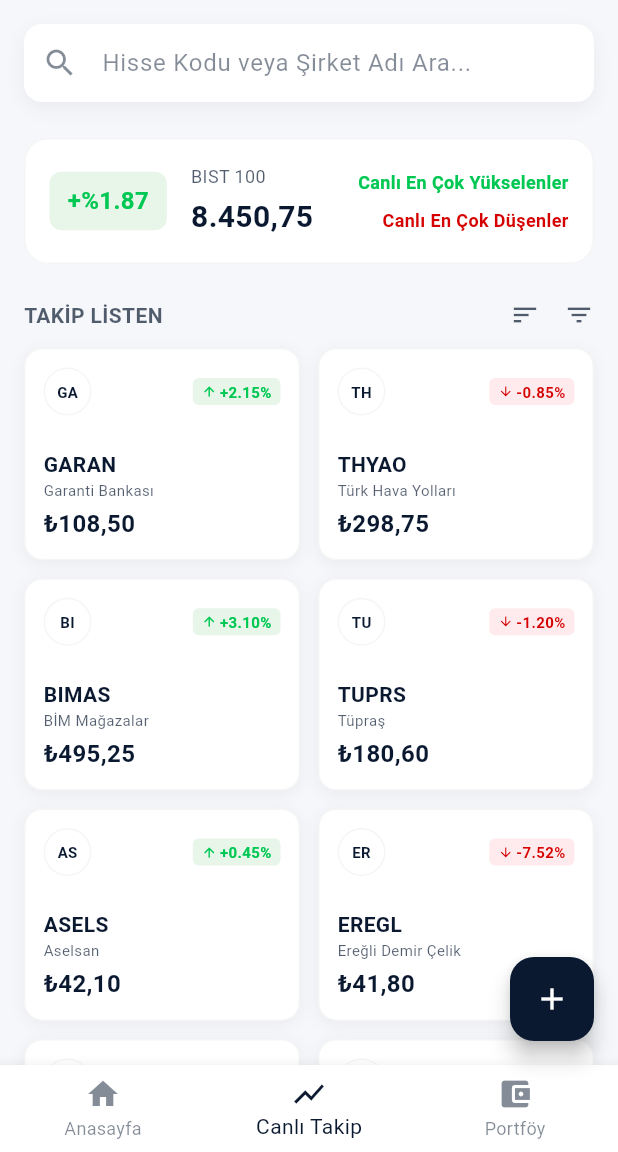
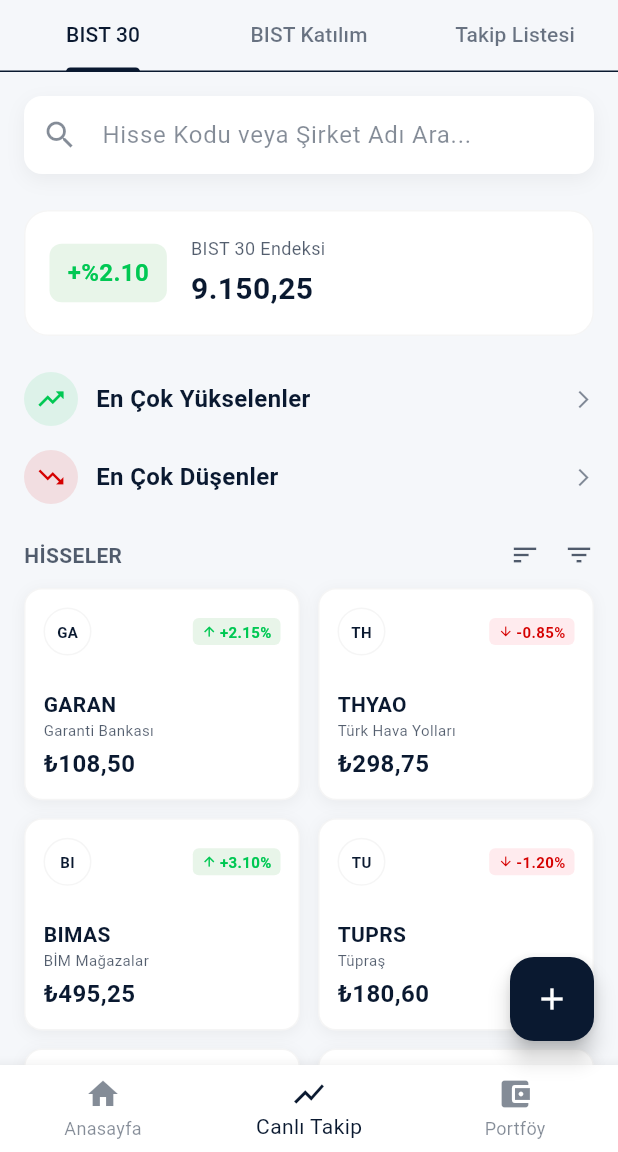
Before and after one commit to AbdullahDoolgun/MyInvest-app, a Flutter app: the screen it shows once a user with an empty profile is signed in, item 2 of the bottom bar chosen, on a phone screen of 412 x 824 dp, the part 84-1236 px from its top. Run offline on Flutter 3.47's test engine with Material 3 defaults, Android fonts, the phone set to English and light mode, and no system bars; our stand-ins replace bloc, equatable, flutter_bloc, supabase_flutter; accounts and stored records are empty; statements that could not run were skipped.

Commit message:
v0.5.5_canli_takip_ekran_düzeni

```diff
--- a/lib/blocs/stock/stock_bloc.dart
+++ b/lib/blocs/stock/stock_bloc.dart
@@ -19,12 +19,16 @@
       final stocks = await repository.getAllStocks();
       final portfolio = await repository.getPortfolio();
       final favorites = await repository.getFavorites();
+      final bist30 = await repository.getBist30Stocks();
+      final participation = await repository.getParticipationStocks();
 
       emit(
         StockLoaded(
           allStocks: stocks,
           portfolioItems: portfolio,
           favoriteStocks: favorites,
+          bist30Stocks: bist30,
+          participationStocks: participation,
         ),
       );
     } catch (e) {
--- a/lib/blocs/stock/stock_state.dart
+++ b/lib/blocs/stock/stock_state.dart
@@ -13,25 +13,39 @@
   final List<Stock> allStocks;
   final List<PortfolioItem> portfolioItems;
   final List<Stock> favoriteStocks;
+  final List<Stock> bist30Stocks;
+  final List<Stock> participationStocks;
 
   const StockLoaded({
     this.allStocks = const [],
     this.portfolioItems = const [],
     this.favoriteStocks = const [],
+    this.bist30Stocks = const [],
+    this.participationStocks = const [],
   });
 
   @override
-  List<Object> get props => [allStocks, portfolioItems, favoriteStocks];
+  List<Object> get props => [
+        allStocks,
+        portfolioItems,
+        favoriteStocks,
+        bist30Stocks,
+        participationStocks,
+      ];
 
   StockLoaded copyWith({
     List<Stock>? allStocks,
     List<PortfolioItem>? portfolioItems,
     List<Stock>? favoriteStocks,
+    List<Stock>? bist30Stocks,
+    List<Stock>? participationStocks,
   }) {
     return StockLoaded(
       allStocks: allStocks ?? this.allStocks,
       portfolioItems: portfolioItems ?? this.portfolioItems,
       favoriteStocks: favoriteStocks ?? this.favoriteStocks,
+      bist30Stocks: bist30Stocks ?? this.bist30Stocks,
+      participationStocks: participationStocks ?? this.participationStocks,
     );
   }
 }
--- a/lib/data/stock_repository.dart
+++ b/lib/data/stock_repository.dart
@@ -42,6 +42,9 @@
   List<PortfolioItem> _portfolioItems = [];
   List<Stock> _favoriteStocks = [];
 
+  List<Stock> _bist30Stocks = [];
+  List<Stock> _participationStocks = [];
+
   StockRepository() {
     _init();
   }
@@ -71,6 +74,29 @@
       _allStocks.firstWhere((s) => s.symbol == "BIMAS"),
       _allStocks.firstWhere((s) => s.symbol == "TUPRS"),
     ];
+
+    // Mock BIST 30 Data (Subset of all stocks + new ones)
+    _bist30Stocks = [
+       _allStocks.firstWhere((s) => s.symbol == "GARAN"),
+       _allStocks.firstWhere((s) => s.symbol == "THYAO"),
+       _allStocks.firstWhere((s) => s.symbol == "BIMAS"),
+       _allStocks.firstWhere((s) => s.symbol == "TUPRS"),
+       _allStocks.firstWhere((s) => s.symbol == "ASELS"),
+       _allStocks.firstWhere((s) => s.symbol == "EREGL"),
+       _allStocks.firstWhere((s) => s.symbol == "KCHOL"),
+       _allStocks.firstWhere((s) => s.symbol == "AKBNK"),
+       Stock(symbol: "SISE", name: "Şişecam", price: 48.20, changeRate: 1.10),
+       Stock(symbol: "SAHOL", name: "Sabancı Holding", price: 78.50, changeRate: -0.50),
+    ];
+
+    // Mock Participation Data
+    _participationStocks = [
+       _allStocks.firstWhere((s) => s.symbol == "BIMAS"),
+       _allStocks.firstWhere((s) => s.symbol == "ASELS"),
+       _allStocks.firstWhere((s) => s.symbol == "EREGL"),
+       Stock(symbol: "FROTO", name: "Ford Otosan", price: 850.00, changeRate: 2.50),
+       Stock(symbol: "TOASO", name: "Tofaş", price: 245.50, changeRate: -1.10),
+    ];
   }
 
   // Simulate async operations
@@ -89,6 +115,16 @@
     return _favoriteStocks;
   }
 
+  Future<List<Stock>> getBist30Stocks() async {
+    await Future.delayed(const Duration(milliseconds: 50));
+    return _bist30Stocks;
+  }
+
+  Future<List<Stock>> getParticipationStocks() async {
+    await Future.delayed(const Duration(milliseconds: 50));
+    return _participationStocks;
+  }
+
   Future<void> addFavorite() async {
     for (var stock in _allStocks) {
       if (!_favoriteStocks.contains(stock)) {
--- a/lib/screens/fullscreen_stock_view.dart
+++ b/lib/screens/fullscreen_stock_view.dart
@@ -52,11 +52,14 @@
     _displayStocks = [];
 
     // Sort base based on mode to have "real" ones first
+    // Sort base based on mode to have "real" ones first
     if (widget.mode == ViewMode.Risers) {
       baseStocks.sort((a, b) => b.changeRate.compareTo(a.changeRate));
     } else {
       baseStocks.sort((a, b) => a.changeRate.compareTo(b.changeRate));
     }
+
+    if (baseStocks.isEmpty) return; // Prevent crash if list is empty
 
     // Fill to 100
     for (int i = 0; i < 100; i++) {
@@ -93,15 +96,16 @@
 
       setState(() {
         for (int i = 0; i < _displayStocks.length; i++) {
+          if (_displayStocks.isEmpty) break;
           var s = _displayStocks[i];
           double change = (random.nextDouble() - 0.5) * (s.price * 0.01);
           double newPrice = s.price + change;
 
           // Update flash color
           if (newPrice > s.price) {
-            _flashColors[s.symbol] = AppColors.up.withOpacity(0.3);
+            _flashColors[s.symbol] = AppColors.up.withValues(alpha: 0.3);
           } else if (newPrice < s.price) {
-            _flashColors[s.symbol] = AppColors.down.withOpacity(0.3);
+            _flashColors[s.symbol] = AppColors.down.withValues(alpha: 0.3);
           } else {
             _flashColors[s.symbol] = Colors.transparent;
           }
@@ -178,6 +182,9 @@
           child: SafeArea(
             child: Column(
               children: [
+                if (_displayStocks.isEmpty)
+                  const Expanded(child: Center(child: Text("Görüntülenecek hisse yok", style: TextStyle(color: Colors.white))))
+                else
                 Expanded(
                   child: LayoutBuilder(
                     builder: (context, constraints) {
--- a/lib/screens/live_tracking_screen.dart
+++ b/lib/screens/live_tracking_screen.dart
@@ -4,25 +4,96 @@
 
 import '../blocs/stock/stock_bloc.dart';
 import 'fullscreen_stock_view.dart';
+import '../models/stock_model.dart';
 
 class LiveTrackingScreen extends StatelessWidget {
   const LiveTrackingScreen({super.key});
 
   @override
   Widget build(BuildContext context) {
-    return BlocBuilder<StockBloc, StockState>(
+    return DefaultTabController(
+      length: 3,
+      child: BlocBuilder<StockBloc, StockState>(
         builder: (context, state) {
           if (state is StockLoading) {
             return const Center(child: CircularProgressIndicator());
           }
 
           if (state is StockLoaded) {
+            return Column(
+              children: [
+                Container(
+                  color: Theme.of(context).scaffoldBackgroundColor,
+                  child: TabBar(
+                    labelColor: AppColors.primary,
+                    unselectedLabelColor:
+                        Theme.of(context).colorScheme.onSurface.withValues(alpha: 0.6),
+                    indicatorColor: AppColors.primary,
+                    tabs: const [
+                      Tab(text: "BIST 30"),
+                      Tab(text: "BIST Katılım"),
+                      Tab(text: "Takip Listesi"),
+                    ],
+                  ),
+                ),
+                Expanded(
+                  child: TabBarView(
+                    children: [
+                      _StockListSection(
+                        title: "BIST 30 Endeksi",
+                        indexValue: "9.150,25", // Mock Index Value
+                        indexChange: "+%2.10",
+                        stocks: state.bist30Stocks,
+                      ),
+                      _StockListSection(
+                        title: "BIST Katılım Endeksi",
+                        indexValue: "10.420,15", // Mock Index Value
+                        indexChange: "+%0.85",
+                        stocks: state.participationStocks,
+                      ),
+                      _StockListSection(
+                        title: "Takip Listem",
+                        indexValue: "", // No total for watchlist ideally, or sum
+                        indexChange: "",
+                        stocks: state.favoriteStocks,
+                         isWatchlist: true,
+                      ),
+                    ],
+                  ),
+                ),
+              ],
+            );
+          }
+          return const SizedBox();
+        },
+      ),
+    );
+  }
+}
+
+class _StockListSection extends StatelessWidget {
+  final String title;
+  final String indexValue;
+  final String indexChange;
+  final List<Stock> stocks;
+  final bool isWatchlist;
+
+  const _StockListSection({
+    required this.title,
+    required this.indexValue,
+    required this.indexChange,
+    required this.stocks,
+    this.isWatchlist = false,
+  });
+
+  @override
+  Widget build(BuildContext context) {
     return SingleChildScrollView(
       padding: const EdgeInsets.all(16.0),
       child: Column(
         crossAxisAlignment: CrossAxisAlignment.start,
         children: [
-                // Search Bar
+          // Search Bar (Common)
           Container(
             decoration: BoxDecoration(
               color: Theme.of(context).cardColor,
@@ -62,7 +133,8 @@
           ),
           const SizedBox(height: 24),
 
-                // Market Summary
+          // Market Summary Card (Only if not generic watchlist, or customized)
+          if (!isWatchlist)
           Container(
             padding: const EdgeInsets.all(16),
             decoration: BoxDecoration(
@@ -76,7 +148,6 @@
             ),
             child: Row(
               children: [
-                      // Percentage on Left (Swapped from right)
                 Container(
                   padding: const EdgeInsets.symmetric(
                     horizontal: 12,
@@ -86,9 +157,9 @@
                     color: AppColors.upLight,
                     borderRadius: BorderRadius.circular(8),
                   ),
-                        child: const Text(
-                          "+%1.87",
-                          style: TextStyle(
+                  child: Text(
+                    indexChange,
+                    style: const TextStyle(
                       color: AppColors.up,
                       fontWeight: FontWeight.bold,
                       fontSize: 16,
@@ -96,12 +167,11 @@
                   ),
                 ),
                 const SizedBox(width: 16),
-                      // Market Info
                 Column(
                   crossAxisAlignment: CrossAxisAlignment.start,
                   children: [
                     Text(
-                            "BIST 100",
+                      title,
                       style: TextStyle(
                         color: Theme.of(
                           context,
@@ -111,7 +181,7 @@
                     ),
                     const SizedBox(height: 4),
                     Text(
-                            "8.450,75",
+                      indexValue,
                       style: TextStyle(
                         fontSize: 20,
                         fontWeight: FontWeight.bold,
@@ -120,61 +190,33 @@
                     ),
                   ],
                 ),
-                      const Spacer(),
-                      // Top Risers / Fallers Links
-                      Column(
-                        crossAxisAlignment: CrossAxisAlignment.end,
-                        children: [
-                          InkWell(
-                            onTap: () {
-                              Navigator.push(
-                                context,
-                                MaterialPageRoute(
-                                  builder:
-                                      (_) => FullScreenStockView(
-                                        allStocks: state.allStocks,
-                                        mode: ViewMode.Risers,
-                                      ),
-                                ),
-                              );
-                            },
-                            child: const Text(
-                              "Canlı En Çok Yükselenler",
-                              style: TextStyle(
-                                fontSize: 12,
-                                fontWeight: FontWeight.bold,
-                                color: AppColors.up,
-                              ),
-                            ),
-                          ),
-                          const SizedBox(height: 8),
-                          InkWell(
-                            onTap: () {
-                              Navigator.push(
-                                context,
-                                MaterialPageRoute(
-                                  builder:
-                                      (_) => FullScreenStockView(
-                                        allStocks: state.allStocks,
-                                        mode: ViewMode.Fallers,
-                                      ),
-                                ),
-                              );
-                            },
-                            child: const Text(
-                              "Canlı En Çok Düşenler",
-                              style: TextStyle(
-                                fontSize: 12,
-                                fontWeight: FontWeight.bold,
-                                color: AppColors.down,
-                              ),
-                            ),
-                          ),
-                        ],
-                      ),
               ],
             ),
           ),
+
+          if(!isWatchlist)
+          const SizedBox(height: 24),
+
+          // Top Risers Link
+          _buildCategoryHeader(
+             context,
+             "En Çok Yükselenler",
+             Icons.trending_up,
+             AppColors.up,
+             ViewMode.Risers
+          ),
+
+          const SizedBox(height: 16),
+
+          // Top Fallers Link
+          _buildCategoryHeader(
+             context,
+             "En Çok Düşenler",
+             Icons.trending_down,
+             AppColors.down,
+             ViewMode.Fallers
+          ),
+
           const SizedBox(height: 24),
 
           // List Header
@@ -182,7 +224,7 @@
             mainAxisAlignment: MainAxisAlignment.spaceBetween,
             children: [
               Text(
-                      "TAKİP LİSTEN",
+                "HİSSELER",
                 style: TextStyle(
                   color: Theme.of(
                     context,
@@ -214,18 +256,22 @@
           const SizedBox(height: 12),
 
           // Stocks Grid
+          if (stocks.isEmpty)
+             const Center(child: Text("Liste boş")),
+
+          if (stocks.isNotEmpty)
           GridView.builder(
             shrinkWrap: true,
             physics: const NeverScrollableScrollPhysics(),
             gridDelegate: const SliverGridDelegateWithMaxCrossAxisExtent(
               maxCrossAxisExtent: 200,
-                    childAspectRatio: 1.3, // Decreased from 1.5 to prevent bottom overflow
+              childAspectRatio: 1.3,
               crossAxisSpacing: 12,
               mainAxisSpacing: 12,
             ),
-                  itemCount: state.allStocks.length,
+            itemCount: stocks.length,
             itemBuilder: (context, index) {
-                    final stock = state.allStocks[index];
+              final stock = stocks[index];
               return _GridStockCard(
                 symbol: stock.symbol,
                 name: stock.name,
@@ -235,14 +281,57 @@
               );
             },
           ),
-
            const SizedBox(height: 80),
         ],
       ),
     );
   }
-        return const SizedBox();
+
+  Widget _buildCategoryHeader(BuildContext context, String title, IconData icon, Color color, ViewMode mode) {
+      return InkWell(
+        onTap: () {
+           // Filter and sort based on mode for *this specific list* generally,
+           // but for now we pass the whole list or the specific subsection to the detailed view.
+           // The user requirement implies clicking this opens a "full screen" view of these specific items sorted.
+
+           // We will pass 'stocks' (current tab's stocks) to the FullScreenView
+           Navigator.push(
+            context,
+            MaterialPageRoute(
+              builder: (_) => FullScreenStockView(
+                allStocks: stocks, // Pass only the stocks in this tab!
+                mode: mode,
+              ),
+            ),
+          );
         },
+        child: Row(
+          children: [
+             Container(
+               padding: const EdgeInsets.all(8),
+               decoration: BoxDecoration(
+                 color: color.withValues(alpha: 0.1),
+                 shape: BoxShape.circle,
+               ),
+               child: Icon(icon, color: color, size: 20),
+             ),
+             const SizedBox(width: 12),
+             Text(
+               title,
+               style: TextStyle(
+                 fontSize: 16,
+                 fontWeight: FontWeight.bold,
+                 color: Theme.of(context).colorScheme.onSurface,
+               ),
+             ),
+             const Spacer(),
+             Icon(
+               Icons.arrow_forward_ios,
+               size: 14,
+               color: Theme.of(context).colorScheme.onSurface.withValues(alpha: 0.5)
+             ),
+          ],
+        ),
       );
   }
 }
```
Lines whose indentation alone changed are shown as unchanged.
